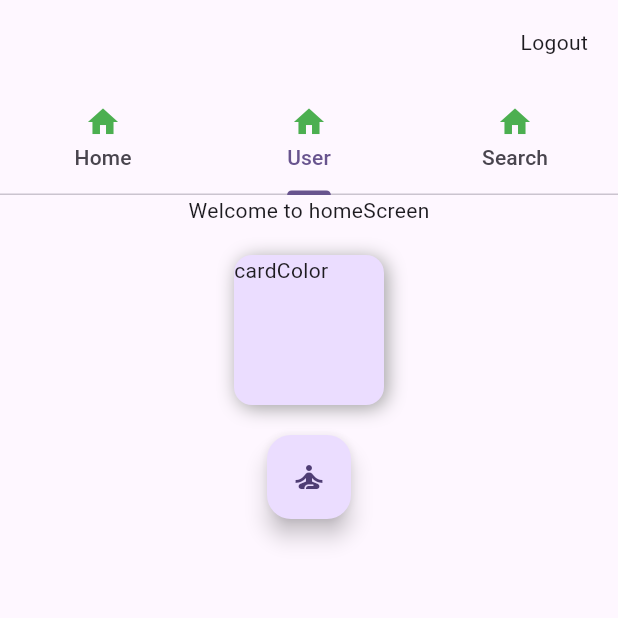
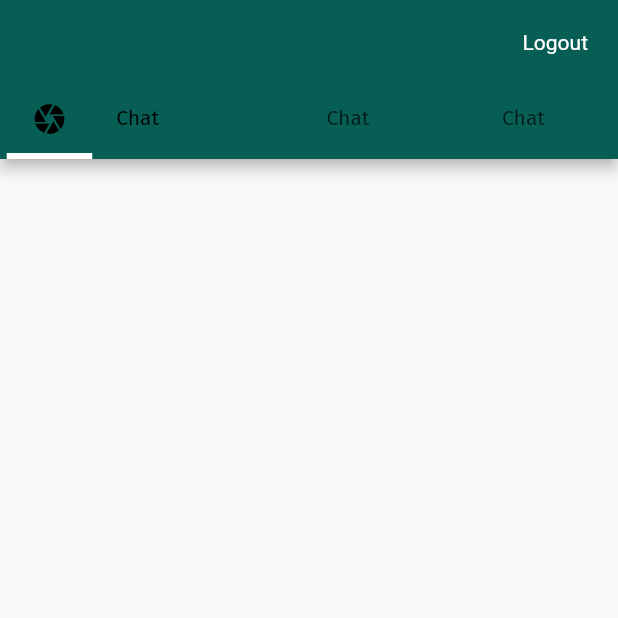
Before and after one commit to shakibhoseen/chat_app_flutter, a Flutter app: the HomeScreen screen opened by its route, on a phone screen of 412 x 824 dp, the top half of it. Run offline on Flutter 3.47's test engine with Material 2 defaults, Android fonts, the phone set to English and light mode, and no system bars; our stand-ins replace animated_text_kit, another_flushbar, firebase_auth, firebase_core, firebase_database, fluttertoast and 3 more; accounts and stored records are empty.

```diff
--- /dev/null
+++ b/lib/utils/routes/color_contant.dart
@@ -0,0 +1,3 @@
+import 'package:flutter/material.dart';
+
+const primaryColor = Color(0xFF075E55);
--- a/lib/view/home_screen.dart
+++ b/lib/view/home_screen.dart
@@ -1,5 +1,10 @@
+import 'package:chat_app_flutter/res/components/customTabBar.dart';
+import 'package:chat_app_flutter/utils/constants.dart';
 import 'package:chat_app_flutter/utils/helper_widget.dart';
+import 'package:chat_app_flutter/utils/routes/color_contant.dart';
+import 'package:chat_app_flutter/view_model/home/home_tab_index_holder.dart';
 import 'package:flutter/material.dart';
+import 'package:font_awesome_flutter/font_awesome_flutter.dart';
 
 class HomeScreen extends StatefulWidget {
   const HomeScreen({Key? key}) : super(key: key);
@@ -9,6 +14,8 @@ class HomeScreen extends StatefulWidget {
 }
 
 class _HomeScreenState extends State<HomeScreen> {
+  HomeTabIndexHolder indexHolder = HomeTabIndexHolder();
+
   @override
   void initState() {
     // TODO: implement initState
@@ -20,8 +27,8 @@ class _HomeScreenState extends State<HomeScreen> {
   Widget build(BuildContext context) {
     //final userPrefernece = Provider.of<UserViewModel>(context);
     return DefaultTabController(
-      initialIndex: 1,
-      length: 3,
+      length: 4,
+      initialIndex: 0,
       child: Scaffold(
           appBar: AppBar(
             automaticallyImplyLeading: false,
@@ -37,44 +44,58 @@ class _HomeScreenState extends State<HomeScreen> {
                 width: 20,
               )
             ],
-          bottom: const TabBar(tabs: [
-            Tab(
-              text: 'Home',
-              icon: Icon(
-                Icons.home,
-                color: Colors.green,
+            bottom: TabBar(
+              isScrollable: true,
+              indicatorColor: Colors.white,
+              indicatorWeight: 4,
+              indicatorSize: TabBarIndicatorSize.tab,
+              labelStyle: Constants.customTextStyle(),
+              tabs: [
+                Container(
+                  width: 25,
+                  child: Tab(icon: Icon(Icons.camera)),
+                ),
+                Container(
+                  width: 80,
+                  child: Tab(
+                    child: Row(
+                      children: [
+                        Text(
+                          'Chat',
+                          style: Constants.customTextStyle(),
+                        )
+                      ],
                     ),
                   ),
-            Tab(
-              text: 'User',
-              icon: Icon(
-                Icons.home,
-                color: Colors.green,
+                ),
+                Container(
+                  width: 85,
+                  child: Tab(
+                    text: 'Chat',
                   ),
                 ),
-            Tab(
-              text: 'Search',
-              icon: Icon(
-                Icons.home,
-                color: Colors.green,
+                Container(
+                  width: 85,
+                  child: Tab(
+                    text: 'Chat',
                   ),
                 ),
-          ]),
+              ],
             ),
-        body: TabBarView(children: [page(), page(), page()])
           ),
+          body: Column(
+            children: [],
+          )),
     );
   }
 }
 
-
 Widget page() {
-  return  Column(
+  return Column(
     children: [
       Container(
         child: const Text('Welcome to homeScreen'),
       ),
-
       addVerticalSpace(20),
       Container(
         height: 100,
@@ -82,12 +103,13 @@ Widget page() {
         decoration: BoxDecoration(
             color: Color(0xFFEBDDFF),
             borderRadius: BorderRadius.circular(12),
-                boxShadow: [BoxShadow(color: Colors.grey, offset: Offset(2, 2), blurRadius: 10)]
-              ),
+            boxShadow: const [
+              BoxShadow(
+                  color: Colors.grey, offset: Offset(2, 2), blurRadius: 10)
+            ]),
         child: const Text('cardColor'),
       ),
       addVerticalSpace(20),
-
       FloatingActionButton(
         onPressed: () {},
         hoverColor: Colors.transparent,
--- a/lib/view/splash_view.dart
+++ b/lib/view/splash_view.dart
@@ -6,7 +6,7 @@ import 'package:chat_app_flutter/utils/utils.dart';
 import 'package:chat_app_flutter/view_model/services/splash_services.dart';
 import 'package:chat_app_flutter/view_model/splash_view_model.dart';
 import 'package:flutter/material.dart';
-import 'package:google_fonts/google_fonts.dart';
+
 import 'package:percent_indicator/linear_percent_indicator.dart';
 import 'package:provider/provider.dart';
 
@@ -30,9 +30,8 @@ class _SplashViewState extends State<SplashView> {
     if (_splashViewModel != null) {
       _splashServices.start(context, _splashViewModel!);
     } else {
-      Utils.showFlashBarMessage('Initialize problem', FlasType.error , context);
+      Utils.showFlashBarMessage('Initialize problem', FlasType.error, context);
     }
-
   }
 
   @override
--- /dev/null
+++ b/lib/view_model/home/home_tab_index_holder.dart
@@ -0,0 +1,19 @@
+import 'dart:async';
+
+class HomeTabIndexHolder {
+  int _tabIndex = 0;
+  StreamController<int> valueController = StreamController<int>();
+
+  void setTabbarState(int index) {
+    if (_tabIndex != index) valueController.sink.add(index);
+    _tabIndex = index;
+  }
+
+  Stream<int> getTabbarState() {
+    return valueController.stream;
+  }
+
+  void dispose() {
+    valueController.close();
+  }
+}
--- a/pubspec.yaml
+++ b/pubspec.yaml
@@ -44,6 +44,7 @@ dependencies:
   animated_text_kit: ^4.2.2
   google_fonts: ^6.1.0
   percent_indicator: ^4.2.3
+  font_awesome_flutter: ^10.5.0
 
 dev_dependencies:
   flutter_test:
```
Also changed, not shown: lib/main.dart (+9 -5 lines), lib/res/components/customTabBar.dart (added, +128 -0 lines), pubspec.lock. Lines whose indentation alone changed are shown as unchanged.
